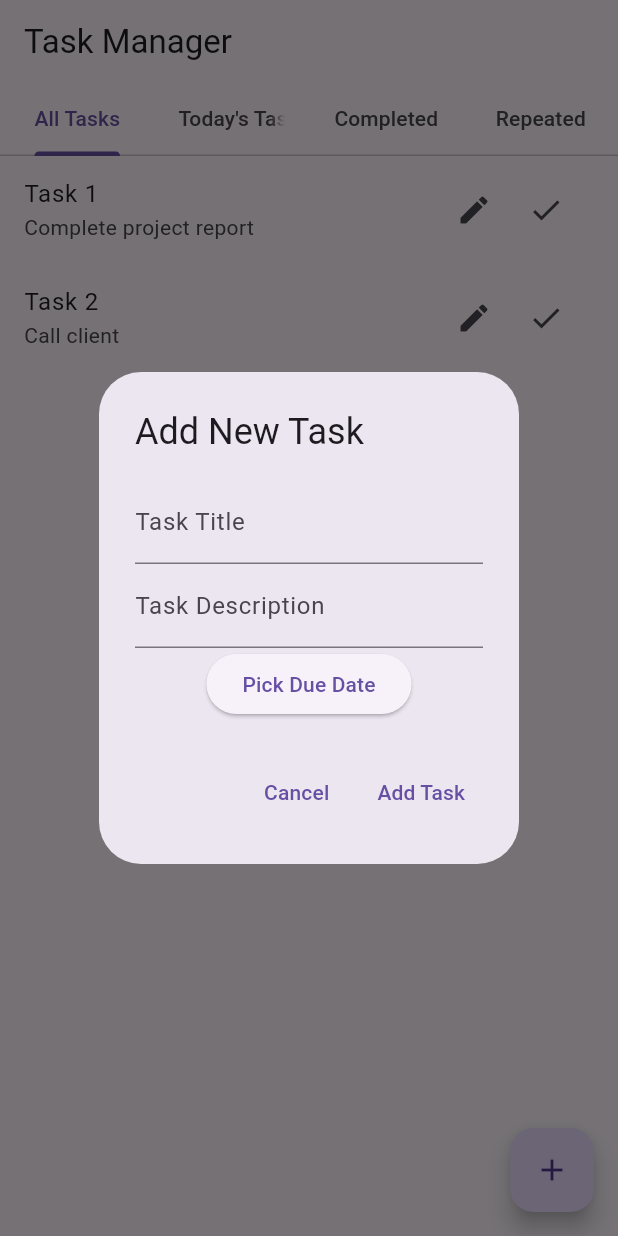
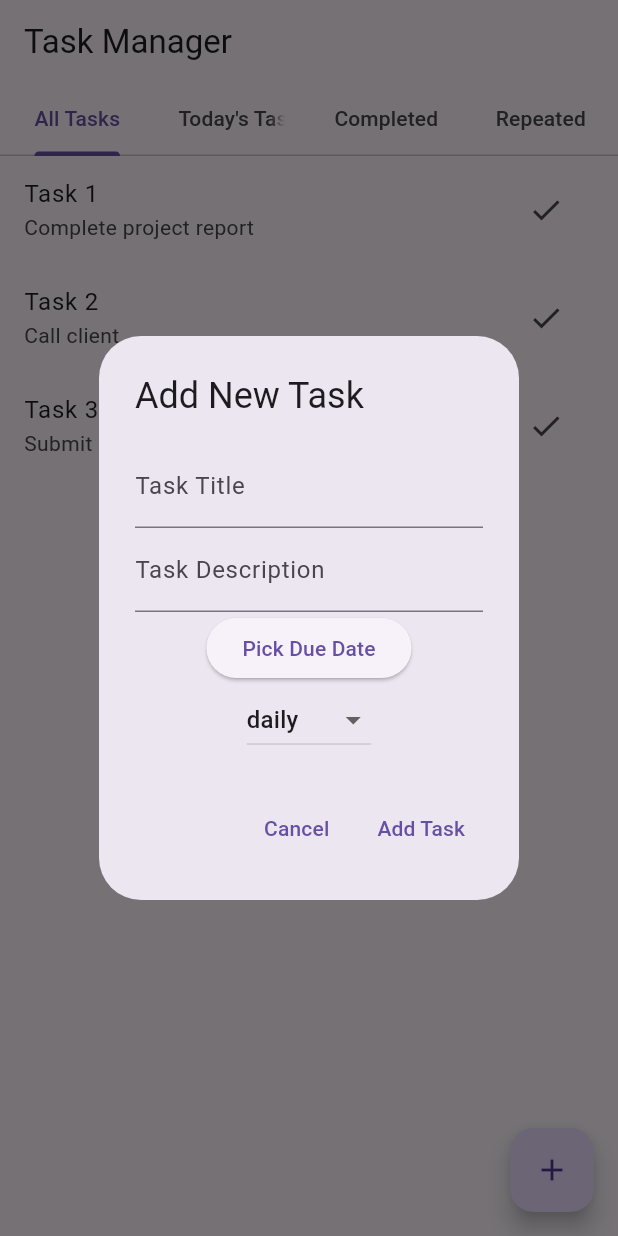
Before and after one commit to Shanza99/Task-Manager-App, a Flutter app: the screen it shows after launch, after a tap on the "add" icon, on a phone screen of 412 x 824 dp. Run offline on Flutter 3.47's test engine with Material 3 defaults, Android fonts, the phone set to English and light mode, and no system bars; our stand-ins replace csv, flutter_local_notifications, sqflite; missing offline and left inert: dart:html; accounts and stored records are empty.

Commit message:
Update main.dart

```diff
--- a/taskm/lib/main.dart
+++ b/taskm/lib/main.dart
@@ -1,5 +1,4 @@
 import 'dart:html' as html;
-import 'package:flutter/foundation.dart';
 import 'package:flutter/material.dart';
 import 'package:flutter_local_notifications/flutter_local_notifications.dart';
 import 'package:intl/intl.dart';
@@ -74,6 +73,7 @@ class _TaskHomePageState extends State<TaskHomePage> with SingleTickerProviderSt
         'description': 'Complete project report',
         'dueDate': DateTime.now().add(Duration(seconds: 10)).toIso8601String(),
         'isCompleted': false,
+        'repeatDays': 'daily', // Repeats every day
       },
       {
         'id': 2,
@@ -81,8 +81,24 @@ class _TaskHomePageState extends State<TaskHomePage> with SingleTickerProviderSt
         'description': 'Call client',
         'dueDate': DateTime.now().add(Duration(seconds: 20)).toIso8601String(),
         'isCompleted': false,
+        'repeatDays': 'weekly', // Repeats every week
+      },
+      {
+        'id': 3,
+        'title': 'Task 3',
+        'description': 'Submit monthly report',
+        'dueDate': DateTime.now().add(Duration(seconds: 30)).toIso8601String(),
+        'isCompleted': false,
+        'repeatDays': 'monthly', // Repeats every month
       },
     ];
+  }
+
+  // Filter tasks for repeated tasks
+  List<Map<String, dynamic>> _getRepeatedTasks() {
+    return _tasks.where((task) {
+      return task['repeatDays'] != null && task['repeatDays'] != '';
+    }).toList();
   }
 
   // Function to check if task is due today and show notification
@@ -92,19 +108,27 @@ class _TaskHomePageState extends State<TaskHomePage> with SingleTickerProviderSt
 
     // Check if the task's due date is today
     if (taskDueDate.year == now.year && taskDueDate.month == now.month && taskDueDate.day == now.day) {
+      if (task['repeatDays'] != null) {
+        // If the task repeats, add logic to show repeated task notification
+        if (task['repeatDays'] == 'daily') {
+          _showNotificationForRepeatedTask(task);
+        }
+      }
+    }
+  }
+
+  // Function to show notification for repeated tasks
+  void _showNotificationForRepeatedTask(Map<String, dynamic> task) {
     if (isWeb) {
-        // Trigger Web Notification
       showWebNotification(
-          "Task Due: ${task['title']}",
+        "Repeated Task: ${task['title']}",
         "Your task is due today: ${task['description']}",
       );
     } else {
-        // Trigger Desktop Notification
       _showDesktopNotification(
-          "Task Due: ${task['title']}",
+        "Repeated Task: ${task['title']}",
         "Your task is due today: ${task['description']}",
       );
-      }
     }
   }
 
@@ -138,10 +162,6 @@ class _TaskHomePageState extends State<TaskHomePage> with SingleTickerProviderSt
     return _tasks.where((task) => task['isCompleted'] == 1).toList();
   }
 
-  List<Map<String, dynamic>> _getRepeatedTasks() {
-    return _tasks.where((task) => task['repeatDays'] != null && task['repeatDays'] != '').toList();
-  }
-
   @override
   Widget build(BuildContext context) {
     return Scaffold(
@@ -153,7 +173,7 @@ class _TaskHomePageState extends State<TaskHomePage> with SingleTickerProviderSt
             Tab(text: 'All Tasks'),
             Tab(text: 'Today\'s Tasks'),
             Tab(text: 'Completed'),
-            Tab(text: 'Repeated'),
+            Tab(text: 'Repeated'), // Repeated tab
           ],
         ),
       ),
@@ -163,7 +183,7 @@ class _TaskHomePageState extends State<TaskHomePage> with SingleTickerProviderSt
           _buildTaskList(_tasks),
           _buildTaskList(_getTasksForToday()),
           _buildTaskList(_getCompletedTasks()),
-          _buildTaskList(_getRepeatedTasks()),
+          _buildTaskList(_getRepeatedTasks()), // Show repeated tasks
         ],
       ),
       floatingActionButton: FloatingActionButton(
@@ -173,125 +193,34 @@ class _TaskHomePageState extends State<TaskHomePage> with SingleTickerProviderSt
     );
   }
 
-  // Widget to display task list
+  // Function to build task list
   Widget _buildTaskList(List<Map<String, dynamic>> tasks) {
-    if (tasks.isEmpty) {
-      return Center(child: Text('No tasks available.'));
-    }
     return ListView.builder(
       itemCount: tasks.length,
       itemBuilder: (context, index) {
-        final task = tasks[index];
+        var task = tasks[index];
         return ListTile(
           title: Text(task['title']),
           subtitle: Text(task['description']),
-          trailing: Row(
-            mainAxisSize: MainAxisSize.min,
-            children: [
-              // Edit button (pencil icon)
-              IconButton(
-                icon: Icon(Icons.edit),
-                onPressed: () => _editTaskDialog(context, task, index),
-              ),
-              // Mark as done button (checkmark icon)
-              IconButton(
+          trailing: IconButton(
             icon: Icon(Icons.check),
-                onPressed: () => _markTaskAsDone(index),
-              ),
-            ],
+            onPressed: () {
+              setState(() {
+                task['isCompleted'] = 1; // Mark as completed
+              });
+            },
           ),
         );
       },
     );
   }
 
-  // Function to mark a task as done
-  void _markTaskAsDone(int index) {
-    setState(() {
-      _tasks[index]['isCompleted'] = 1; // Mark the task as completed
-    });
-  }
-
-  // Function to show edit task dialog
-  void _editTaskDialog(BuildContext context, Map<String, dynamic> task, int index) {
-    final titleController = TextEditingController(text: task['title']);
-    final descriptionController = TextEditingController(text: task['description']);
-    DateTime selectedDate = DateTime.parse(task['dueDate']);
-
-    showDialog(
-      context: context,
-      builder: (context) {
-        return AlertDialog(
-          title: Text('Edit Task'),
-          content: Column(
-            mainAxisSize: MainAxisSize.min,
-            children: [
-              TextField(
-                controller: titleController,
-                decoration: InputDecoration(labelText: 'Task Title'),
-              ),
-              TextField(
-                controller: descriptionController,
-                decoration: InputDecoration(labelText: 'Task Description'),
-              ),
-              ElevatedButton(
-                onPressed: () async {
-                  final pickedDate = await showDatePicker(
-                    context: context,
-                    initialDate: selectedDate,
-                    firstDate: DateTime.now(),
-                    lastDate: DateTime(2100),
-                  );
-                  if (pickedDate != null) {
-                    selectedDate = pickedDate;
-                  }
-                },
-                child: Text('Pick Due Date'),
-              ),
-            ],
-          ),
-          actions: [
-            TextButton(
-              onPressed: () => Navigator.of(context).pop(),
-              child: Text('Cancel'),
-            ),
-            TextButton(
-              onPressed: () {
-                final title = titleController.text;
-                final description = descriptionController.text;
-                if (title.isNotEmpty && description.isNotEmpty) {
-                  _editTask(index, title, description, selectedDate);
-                  Navigator.of(context).pop();
-                }
-              },
-              child: Text('Save Changes'),
-            ),
-          ],
-        );
-      },
-    );
-  }
-
-  // Function to edit task
-  void _editTask(int index, String title, String description, DateTime dueDate) {
-    setState(() {
-      _tasks[index] = {
-        'title': title,
-        'description': description,
-        'dueDate': dueDate.toIso8601String(),
-        'isCompleted': _tasks[index]['isCompleted'],
-      };
-    });
-
-    // Check if the task is due today and show notification
-    _checkIfTaskIsDueToday(_tasks[index]);
-  }
-
-  // Function to add task (Dialog)
+  // Dialog to add a new task
   void _showAddTaskDialog(BuildContext context) {
     final titleController = TextEditingController();
     final descriptionController = TextEditingController();
     DateTime selectedDate = DateTime.now();
+    String repeatValue = 'daily'; // Default repeat value
 
     showDialog(
       context: context,
@@ -323,6 +252,21 @@ class _TaskHomePageState extends State<TaskHomePage> with SingleTickerProviderSt
                 },
                 child: Text('Pick Due Date'),
               ),
+              DropdownButton<String>(
+                value: repeatValue,
+                items: <String>['daily', 'weekly', 'monthly']
+                    .map((String value) {
+                  return DropdownMenuItem<String>(
+                    value: value,
+                    child: Text(value),
+                  );
+                }).toList(),
+                onChanged: (String? newValue) {
+                  setState(() {
+                    repeatValue = newValue!;
+                  });
+                },
+              ),
             ],
           ),
           actions: [
@@ -335,7 +279,7 @@ class _TaskHomePageState extends State<TaskHomePage> with SingleTickerProviderSt
                 final title = titleController.text;
                 final description = descriptionController.text;
                 if (title.isNotEmpty && description.isNotEmpty) {
-                  _addTask(title, description, selectedDate);
+                  _addTask(title, description, selectedDate, repeatValue);
                   Navigator.of(context).pop();
                 }
               },
@@ -347,13 +291,14 @@ class _TaskHomePageState extends State<TaskHomePage> with SingleTickerProviderSt
     );
   }
 
-  // Function to add task (SQLite/Web)
-  Future<void> _addTask(String title, String description, DateTime dueDate) async {
+  // Function to add task
+  Future<void> _addTask(String title, String description, DateTime dueDate, String repeatDays) async {
     final newTask = {
       'title': title,
       'description': description,
       'dueDate': dueDate.toIso8601String(),
       'isCompleted': 0,
+      'repeatDays': repeatDays,
     };
     setState(() {
       _tasks.add(newTask);
@@ -362,11 +307,4 @@ class _TaskHomePageState extends State<TaskHomePage> with SingleTickerProviderSt
     // Check if the task is due today and show notification
     _checkIfTaskIsDueToday(newTask);
   }
-
-  // Function to delete task
-  Future<void> _deleteTask(int index) async {
-    setState(() {
-      _tasks.removeAt(index);
-    });
 }
-}
```
Lines whose indentation alone changed are shown as unchanged.
